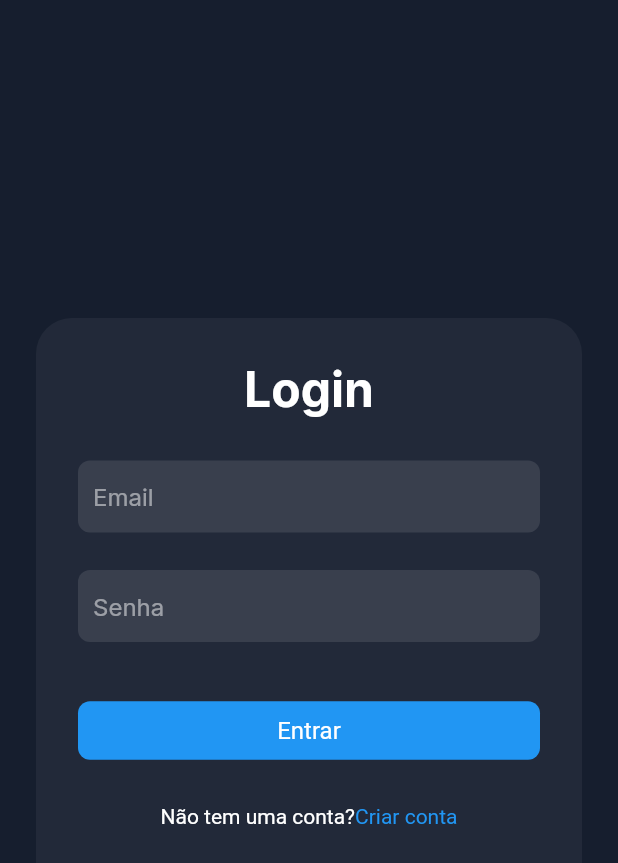
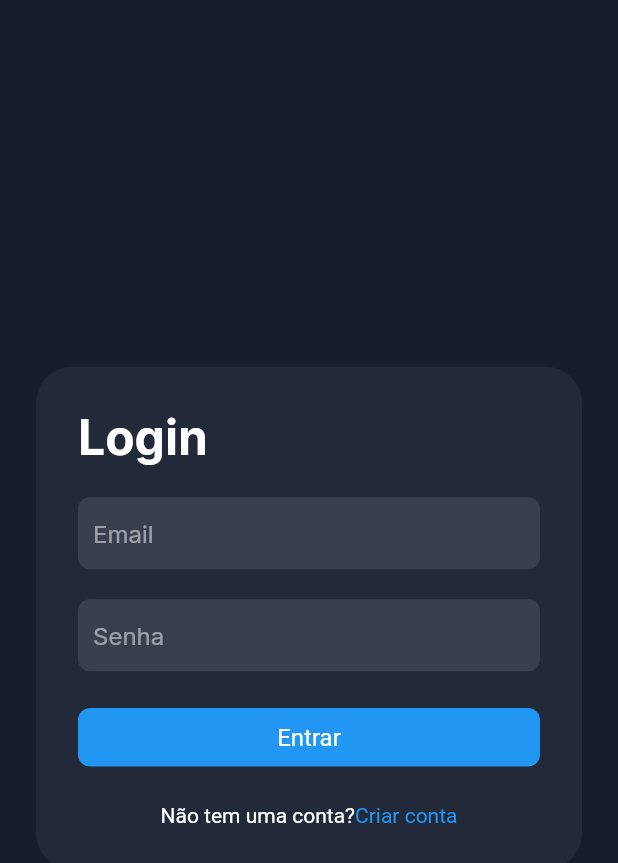
Before and after one commit to antonieduardo/telaLogin, a Flutter app: the screen it shows after launch, on a phone screen of 412 x 824 dp. Shown: the top 863 px of the screen. Run offline on Flutter 3.47's test engine with Material 2 defaults, Android fonts, the phone set to English and light mode, and no system bars; our stand-ins replace google_fonts.

Commit message:
coloquei wrap

```diff
--- a/telalogin/lib/telas/TelaLogin.dart
+++ b/telalogin/lib/telas/TelaLogin.dart
@@ -18,21 +18,17 @@ class TelaLogin extends StatelessWidget {
           child: ConstrainedBox(
             constraints: BoxConstraints(maxHeight: 400,maxWidth: 400,),
             child: Container(
-              width: double.infinity,
-              height: double.infinity,
               padding: EdgeInsets.all(28),
               decoration: BoxDecoration(
                 color: Colors.white.withOpacity(0.05),
                 borderRadius: BorderRadius.all(Radius.circular(24)),
               ),
-              child: Column(
+              child: Wrap(
+                runSpacing: 20,
                 children: [
                   titulo_app('Login'),
-                  SizedBox(height: 28,),
                   inputText(placeholder: 'Email'),
-                  SizedBox(height: 25,),
                   inputText(placeholder: 'Senha'),
-                  SizedBox(height: 35,),
                   SizedBox(
                     width: double.infinity,
                     child: TextButton(
@@ -52,7 +48,6 @@ class TelaLogin extends StatelessWidget {
                       child: Text('Entrar')
                     ),
                   ),
-                  SizedBox(height: 25),
                   Row(
                     mainAxisAlignment: MainAxisAlignment.center,
                     // ignore: prefer_const_literals_to_create_immutables
```
